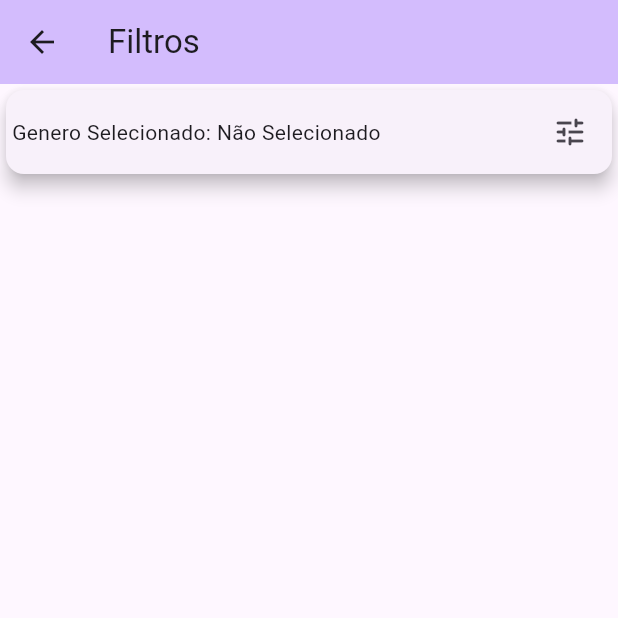
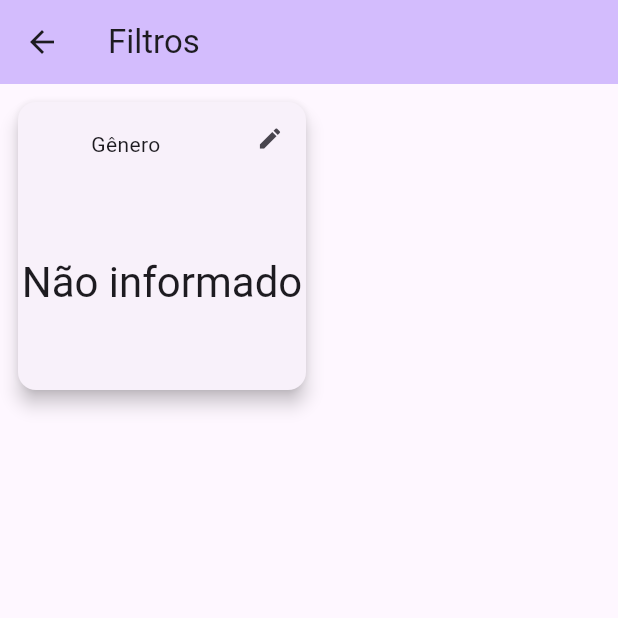
Before and after one commit to ILuuh/pmfilmes, a Flutter app: the screen it shows after launch, after a tap on the "tune" icon, on a phone screen of 412 x 824 dp, the top half of it. Run offline on Flutter 3.47's test engine with Material 3 defaults, Android fonts, the phone set to English and light mode, and no system bars.

Commit message:
branch com o código da aula do dia Wed, Feb 28, 2024 10:45:20 PM

```diff
--- a/lib/main.dart
+++ b/lib/main.dart
@@ -29,6 +29,7 @@ class MyApp extends StatelessWidget {
           useMaterial3: true,
         ),
         home: const MyHomePage(title: 'Flutter Demo Home Page'),
+        debugShowCheckedModeBanner: false,
       ),
     );
   }
--- a/lib/page/filter_page.dart
+++ b/lib/page/filter_page.dart
@@ -1,6 +1,7 @@
 import 'package:flutter/material.dart';
 import 'package:pmfilmes/page/genero_page.dart';
 import 'package:pmfilmes/vm/genero_view_model.dart';
+import 'package:pmfilmes/widgets/filter_item.dart';
 import 'package:provider/provider.dart';
 
 class FilterPage extends StatelessWidget {
@@ -15,36 +16,25 @@ class FilterPage extends StatelessWidget {
         title: const Text("Filtros"),
         backgroundColor: Theme.of(context).colorScheme.inversePrimary,
       ),
-      body: ListView(
-        children: [
-          generoView(context, generoVM),
+      body: Padding(
+        padding: const EdgeInsets.all(8.0),
+        child: Wrap(
+          children: [
+            generoView(context, generoVM),
           ],
+        ),
       ),
     );
   }
 
-  Widget generoView(BuildContext context, GeneroViewModel vm) => Card(
-        elevation: 5,
-        child: Padding(
-          padding: const EdgeInsets.all(4),
-          child: Row(
-            children: [
-              const Text("Genero Selecionado: "),
-              Expanded(
-                child: Text(
-                  vm.jaSelecionouGenero
-                      ? vm.generoSelecionado.nome
-                      : "Não Selecionado",
-                ),
-              ),
-              IconButton(
-                onPressed: () => Navigator.push(
-                  context,
-                  MaterialPageRoute(builder: (_) => const GeneroPage()),
-                ),
-                icon: const Icon(Icons.tune_rounded),
-              ),
-            ],
+  Widget generoView(BuildContext context, GeneroViewModel vm) => FilterItem(
+        title: "Gênero",
+        value:
+            vm.jaSelecionouGenero ? vm.generoSelecionado.nome : "Não informado",
+        onPressed: () => Navigator.push(
+          context,
+          MaterialPageRoute(
+            builder: (_) => const GeneroPage(),
           ),
         ),
       );
--- /dev/null
+++ b/lib/repositorio/ator_repositorio.dart
@@ -0,0 +1,15 @@
+import 'package:pmfilmes/dominio/ator.dart';
+
+class AtoresRepositorio {
+  static List<Ator> list() {
+    //TODO vamos chamar o backend ao inves de ter o codigo abaixo
+    return <Ator>[
+      Ator(id: "aid", nome: "Gordon Cormier", nacionalidade: "canadense"),
+      Ator(id: "bid", nome: "Ian Ousley", nacionalidade: "Americano"),
+      Ator(id: "cid", nome: "Pedro Almodóvar", nacionalidade: "espanhol"),
+      Ator(id: "did", nome: "Antony Starr", nacionalidade: "neo-zelandês"),
+      Ator(id: "eid", nome: "Nicolas Cage", nacionalidade: "Americano"),
+      Ator(id: "fid", nome: "Will Smith", nacionalidade: "Americano"),
+    ];
+  }
+}
--- /dev/null
+++ b/lib/widgets/filter_item.dart
@@ -0,0 +1,57 @@
+import 'package:flutter/material.dart';
+
+class FilterItem extends StatelessWidget {
+  final String title;
+  final String value;
+  final VoidCallback onPressed;
+
+  const FilterItem({
+    super.key,
+    required this.title,
+    required this.value,
+    required this.onPressed,
+  });
+
+  @override
+  Widget build(BuildContext context) {
+    return SizedBox(
+      width: 200,
+      height: 200,
+      child: Card(
+        elevation: 5,
+        child: Column(
+          children: [
+            Row(
+              children: [
+                Expanded(
+                  child: Padding(
+                    padding: const EdgeInsets.only(top: 8.0),
+                    child: Text(
+                      title,
+                      textAlign: TextAlign.center,
+                    ),
+                  ),
+                ),
+                IconButton(
+                  onPressed: onPressed,
+                  icon: const Icon(
+                    Icons.edit,
+                    size: 18,
+                  ),
+                ),
+              ],
+            ),
+            Expanded(
+              child: Center(
+                child: Text(
+                  value,
+                  style: Theme.of(context).textTheme.headlineMedium,
+                ),
+              ),
+            ),
+          ],
+        ),
+      ),
+    );
+  }
+}
```
